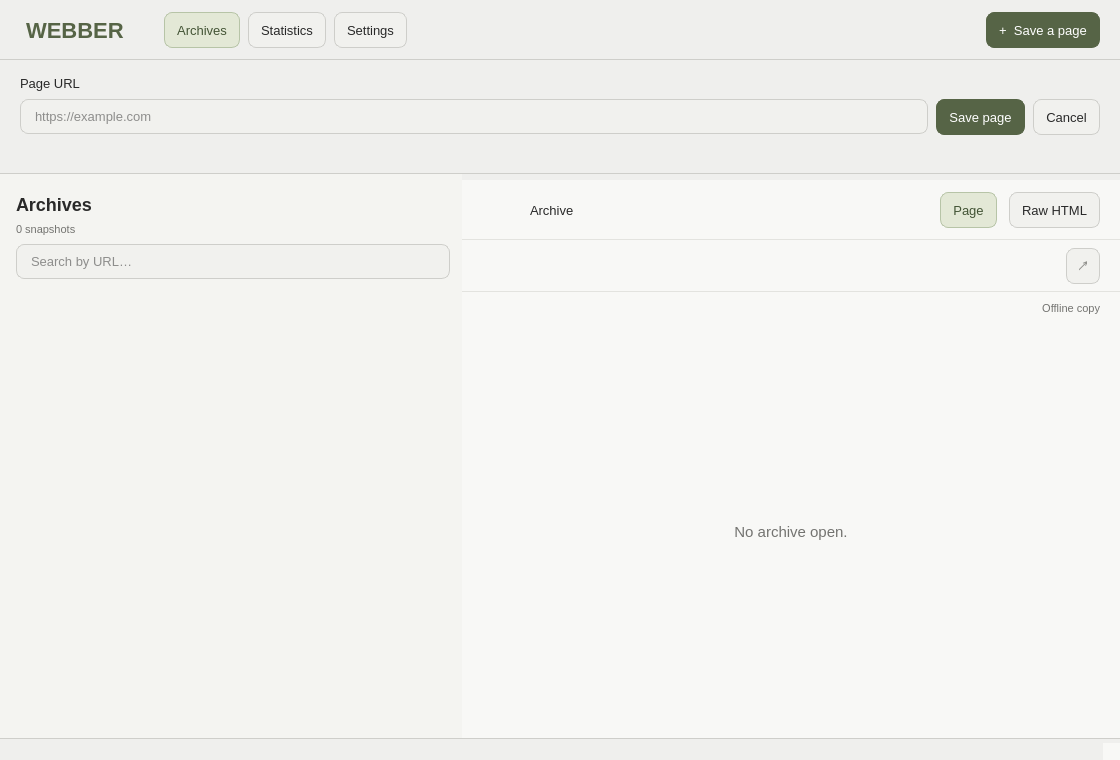
First picture: the form in frontend/src/ui/main_window.ui, repository jebraden/CSE115A-Webber, before the edit.
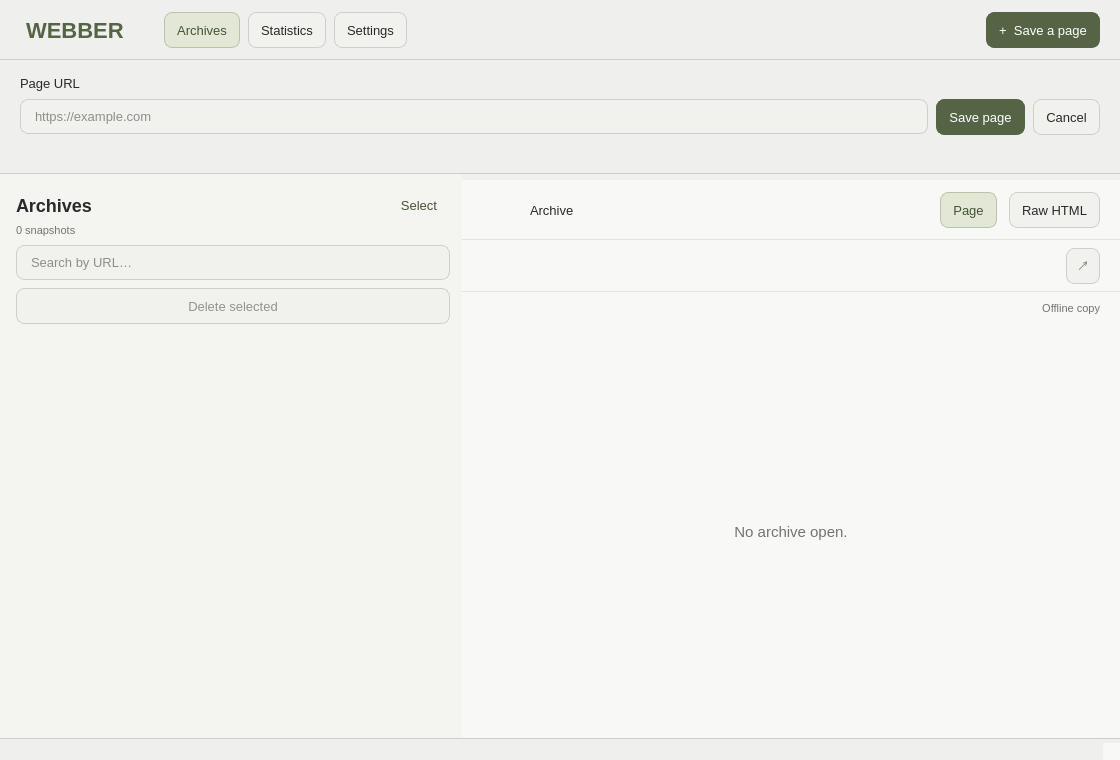
Second picture: the form after the edit. Icons and pictures are not drawn.

Commit message: Added functionality and tests for selecting multiple snapshots and deleting them together.

What changed in the file:
```diff
--- a/frontend/src/ui/main_window.ui
+++ b/frontend/src/ui/main_window.ui
@@ -23,11 +23,16 @@
 QLineEdit { background: #f1f1ee; border: 1px solid #cececa; border-radius: 8px; padding: 8px 12px; selection-background-color: #d7dfc8; }
 QWidget#archivePanel { background: #f4f4f1; }
 QLabel#archiveHeading { background: transparent; font-size: 18px; font-weight: 500; }
+QPushButton#selectSnapshotsButton { min-width: 48px; min-height: 20px; padding: 0 6px; background: transparent; border-color: transparent; color: #435435; }
+QPushButton#selectSnapshotsButton:hover, QPushButton#selectSnapshotsButton:checked { background: #e9ecdf; }
+QPushButton#selectSnapshotsButton:focus { border-color: #879b76; }
 QLabel#archiveCount, QLabel#snapshotDate, QLabel#offlineLabel, QLabel#previewLabel { background: transparent; color: #737370; font-size: 11px; }
 QListWidget { border: none; background: #f4f4f1; padding: 3px; outline: 0; }
 QListWidget::item { border: 1px solid transparent; border-bottom-color: #dededb; border-radius: 8px; padding: 12px 40px 12px 12px; margin: 3px 0; }
 QListWidget::item:selected { background: #e3e8d6; color: #36442b; border-color: #b7c4a7; }
 QListWidget::item:hover:!selected { background: #e9ecdf; }
+QListWidget#snapshotList::indicator { width: 14px; height: 14px; border: 1px solid #879b76; border-radius: 4px; background: #f8f8f6; }
+QListWidget#snapshotList::indicator:checked { background: #566446; border-color: #566446; image: url(icons/check.svg); }
 QWidget#readerBar, QWidget#addressBar { border-bottom: 1px solid #e3e3df; }
 QLabel#currentUrl { color: #737370; font-size: 12px; }
 QLabel#emptyMessage { color: #737370; font-size: 15px; }
@@ -104,9 +109,21 @@
      <widget class="QWidget" name="archivesPage"><layout class="QVBoxLayout" name="archivesPageLayout"><property name="spacing"><number>0</number></property><property name="leftMargin"><number>0</number></property><property name="topMargin"><number>0</number></property><property name="rightMargin"><number>0</number></property><property name="bottomMargin"><number>0</number></property>
       <item><widget class="QSplitter" name="workspaceSplitter"><property name="orientation"><enum>Qt::Horizontal</enum></property><property name="childrenCollapsible"><bool>false</bool></property>
        <widget class="QWidget" name="archivePanel"><property name="minimumSize"><size><width>240</width><height>0</height></size></property><layout class="QVBoxLayout" name="archiveLayout"><property name="leftMargin"><number>16</number></property><property name="topMargin"><number>20</number></property><property name="rightMargin"><number>12</number></property><property name="bottomMargin"><number>12</number></property>
-        <property name="spacing"><number>8</number></property><item><widget class="QLabel" name="archiveHeading"><property name="text"><string>Archives</string></property></widget></item>
+        <property name="spacing"><number>8</number></property>
+        <item><layout class="QHBoxLayout" name="archiveHeadingRow" stretch="1,0">
+         <item><widget class="QLabel" name="archiveHeading"><property name="text"><string>Archives</string></property></widget></item>
+         <item><widget class="QPushButton" name="selectSnapshotsButton">
+          <property name="text"><string>Select</string></property>
+          <property name="checkable"><bool>true</bool></property>
+         </widget></item>
+        </layout></item>
         <item><widget class="QLabel" name="archiveCount"><property name="text"><string>0 snapshots</string></property></widget></item>
         <item><widget class="QLineEdit" name="searchInput"><property name="placeholderText"><string>Search by URL…</string></property><property name="clearButtonEnabled"><bool>true</bool></property><property name="accessibleName"><string>Search snapshots by URL</string></property></widget></item>
+        <item><widget class="QPushButton" name="deleteSnapshotsButton">
+         <property name="visible"><bool>false</bool></property>
+         <property name="enabled"><bool>false</bool></property>
+         <property name="text"><string>Delete selected</string></property>
+        </widget></item>
         <item><widget class="QListWidget" name="snapshotList"><property name="mouseTracking"><bool>true</bool></property><property name="accessibleName"><string>Archived snapshots</string></property></widget></item>
        </layout></widget>
        <widget class="QWidget" name="readerPanel"><layout class="QVBoxLayout" name="readerLayout"><property name="spacing"><number>0</number></property><property name="leftMargin"><number>0</number></property><property name="topMargin"><number>0</number></property><property name="rightMargin"><number>0</number></property><property name="bottomMargin"><number>0</number></property>
```
Left out of the diff: 2 changed lines with no effect on the pictures. The commit also changes 6 other files.
